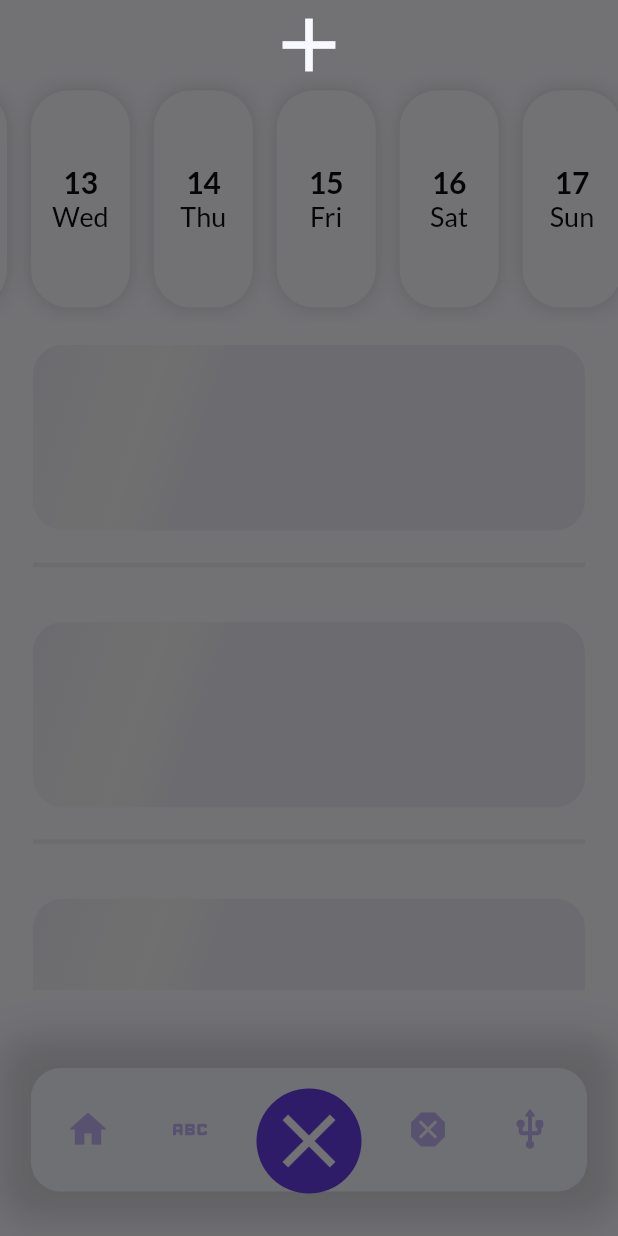
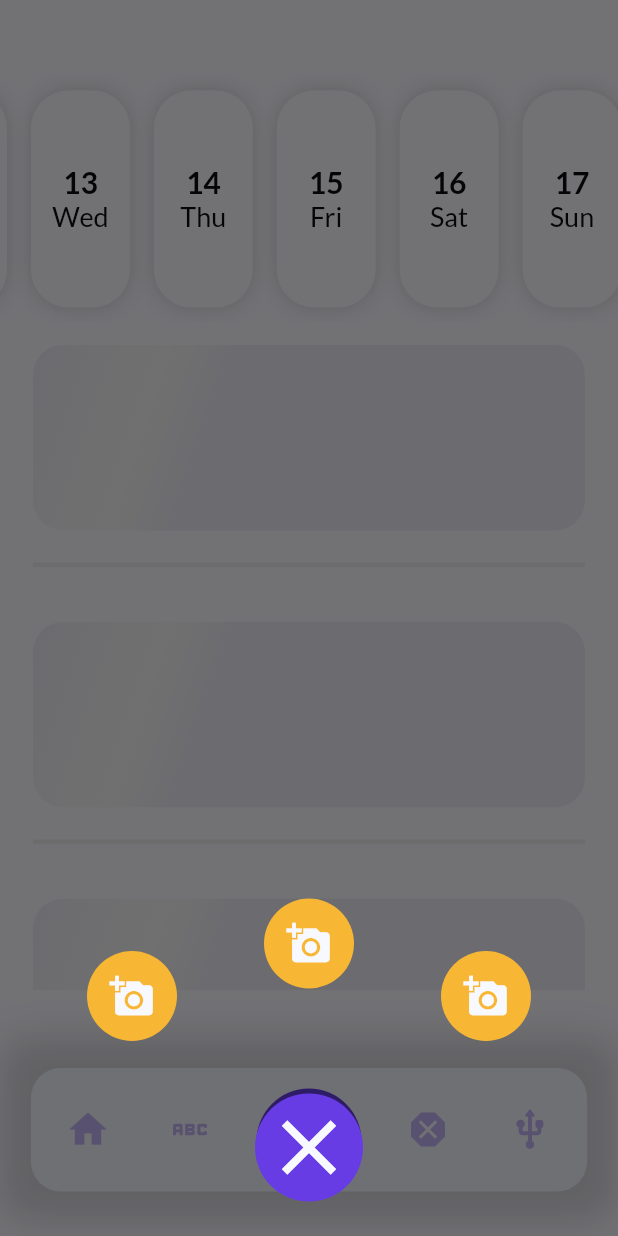
Before and after one commit to guilhermebernava/app, a Flutter app: the screen it shows after launch, scrolled down 423 dp, after a tap on the "add" icon, on a phone screen of 412 x 824 dp. Run offline on Flutter 3.47's test engine with Material 2 defaults, Android fonts, the phone set to English and light mode, and no system bars; our stand-ins replace dartz, flutter_bloc, flutter_modular, google_fonts, syncfusion_flutter_charts.

Commit message:
add new changes

```diff
--- a/app/lib/modules/home/presenter/widgets/bottom_bar_add_button.dart
+++ b/app/lib/modules/home/presenter/widgets/bottom_bar_add_button.dart
@@ -41,8 +41,64 @@ class _BottomBarAddButtonState extends State<BottomBarAddButton>
               context: context,
               builder: ((context) {
                 return Column(
-                  mainAxisAlignment: MainAxisAlignment.start,
+                  mainAxisAlignment: MainAxisAlignment.end,
                   children: [
+                    Row(
+                      mainAxisAlignment: MainAxisAlignment.spaceEvenly,
+                      children: [
+                        Padding(
+                          padding: const EdgeInsets.only(bottom: 0),
+                          child: Container(
+                            decoration: const BoxDecoration(
+                              color: AppColors.orange,
+                              shape: BoxShape.circle,
+                            ),
+                            child: const Padding(
+                              padding: EdgeInsets.all(15.0),
+                              child: Icon(
+                                Icons.add_a_photo,
+                                color: AppColors.white,
+                                size: 30,
+                              ),
+                            ),
+                          ),
+                        ),
+                        Padding(
+                          padding: const EdgeInsets.only(bottom: 70),
+                          child: Container(
+                            decoration: const BoxDecoration(
+                              color: AppColors.orange,
+                              shape: BoxShape.circle,
+                            ),
+                            child: const Padding(
+                              padding: EdgeInsets.all(15.0),
+                              child: Icon(
+                                Icons.add_a_photo,
+                                color: AppColors.white,
+                                size: 30,
+                              ),
+                            ),
+                          ),
+                        ),
+                        Padding(
+                          padding: const EdgeInsets.only(bottom: 0),
+                          child: Container(
+                            decoration: const BoxDecoration(
+                              color: AppColors.orange,
+                              shape: BoxShape.circle,
+                            ),
+                            child: const Padding(
+                              padding: EdgeInsets.all(15.0),
+                              child: Icon(
+                                Icons.add_a_photo,
+                                color: AppColors.white,
+                                size: 30,
+                              ),
+                            ),
+                          ),
+                        ),
+                      ],
+                    ),
                     GestureDetector(
                       onTap: () {
                         setState(() {
@@ -50,10 +106,22 @@ class _BottomBarAddButtonState extends State<BottomBarAddButton>
                         });
                         Modular.to.pop();
                       },
-                      child: const Icon(
-                        Icons.add,
-                        size: 60,
-                        color: AppColors.white,
+                      child: Padding(
+                        padding: const EdgeInsets.only(bottom: 23),
+                        child: Container(
+                          decoration: const BoxDecoration(
+                            gradient: AppColors.primaryGradient,
+                            shape: BoxShape.circle,
+                          ),
+                          child: const Padding(
+                            padding: EdgeInsets.all(5.0),
+                            child: Icon(
+                              Icons.close,
+                              size: 62,
+                              color: AppColors.white,
+                            ),
+                          ),
+                        ),
                       ),
                     ),
                   ],
```
